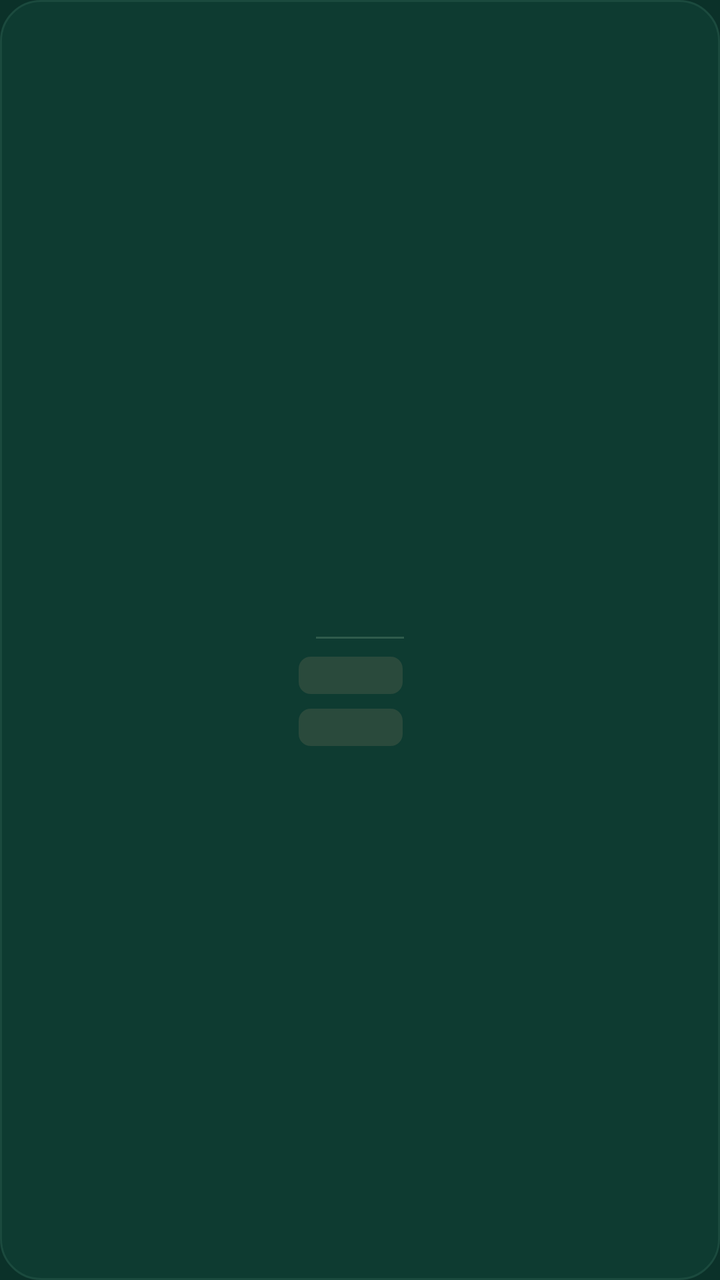
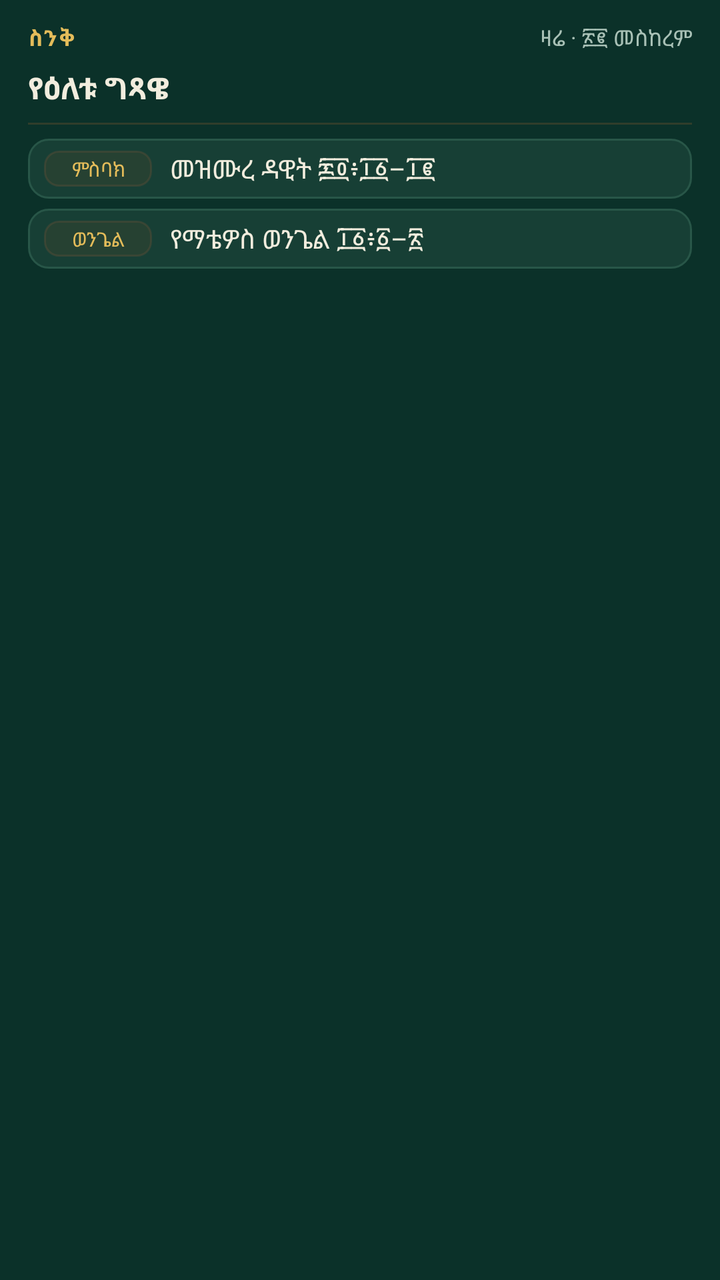

Two renders of the same Android screen: before a commit and after it. Below are the layout's source before the change and the commit's diff.
<!-- AndroidManifest.xml: application theme Theme.Agpeya -->
<!-- res/layout/widget_gitsawe_page.xml -->
<?xml version="1.0" encoding="utf-8"?>
<LinearLayout xmlns:android="http://schemas.android.com/apk/res/android"
    android:id="@+id/widget_page_root"
    android:layout_width="match_parent"
    android:layout_height="match_parent"
    android:orientation="vertical"
    android:gravity="center"
    android:background="@drawable/widget_background"
    android:paddingStart="14dp"
    android:paddingEnd="14dp"
    android:paddingTop="12dp"
    android:paddingBottom="12dp">

    
    <TextView
        android:id="@+id/widget_date"
        android:layout_width="match_parent"
        android:layout_height="wrap_content"
        android:gravity="center"
        android:textColor="#E4BC5A"
        android:textSize="12sp"
        android:letterSpacing="0.04"
        android:maxLines="1"
        android:ellipsize="end" />

    
    <TextView
        android:id="@+id/widget_title"
        android:layout_width="match_parent"
        android:layout_height="wrap_content"
        android:layout_marginTop="5dp"
        android:gravity="center"
        android:textColor="#F2EDDE"
        android:textSize="16sp"
        android:textStyle="bold"
        android:lineSpacingMultiplier="1.1"
        android:maxLines="2"
        android:ellipsize="end" />

    
    <ImageView
        android:id="@+id/widget_rule"
        android:layout_width="44dp"
        android:layout_height="1dp"
        android:layout_marginTop="9dp"
        android:layout_marginBottom="9dp"
        android:contentDescription="@null"
        android:background="#2F5B4C" />

    
    <LinearLayout
        android:id="@+id/widget_row_1"
        android:layout_width="wrap_content"
        android:layout_height="wrap_content"
        android:orientation="horizontal"
        android:gravity="center_vertical"
        android:baselineAligned="false">

        <TextView
            android:id="@+id/widget_role_1"
            android:layout_width="52dp"
            android:layout_height="wrap_content"
            android:background="@drawable/widget_role_chip"
            android:gravity="center"
            android:paddingTop="2dp"
            android:paddingBottom="2dp"
            android:textColor="#E4BC5A"
            android:textSize="11sp"
            android:maxLines="1" />

        <TextView
            android:id="@+id/widget_ref_1"
            android:layout_width="wrap_content"
            android:layout_height="wrap_content"
            android:layout_marginStart="9dp"
            android:textColor="#F2EDDE"
            android:textSize="14sp"
            android:maxLines="1"
            android:ellipsize="end" />
    </LinearLayout>

    <LinearLayout
        android:id="@+id/widget_row_2"
        android:layout_width="wrap_content"
        android:layout_height="wrap_content"
        android:orientation="horizontal"
        android:gravity="center_vertical"
        android:layout_marginTop="7dp"
        android:baselineAligned="false">

        <TextView
            android:id="@+id/widget_role_2"
            android:layout_width="52dp"
            android:layout_height="wrap_content"
            android:background="@drawable/widget_role_chip"
            android:gravity="center"
            android:paddingTop="2dp"
            android:paddingBottom="2dp"
            android:textColor="#E4BC5A"
            android:textSize="11sp"
            android:maxLines="1" />

        <TextView
            android:id="@+id/widget_ref_2"
            android:layout_width="wrap_content"
            android:layout_height="wrap_content"
            android:layout_marginStart="9dp"
            android:textColor="#F2EDDE"
            android:textSize="14sp"
            android:maxLines="1"
            android:ellipsize="end" />
    </LinearLayout>

    
    <TextView
        android:id="@+id/widget_kidase"
        android:layout_width="match_parent"
        android:layout_height="wrap_content"
        android:layout_marginTop="9dp"
        android:gravity="center"
        android:textColor="#9DBBAD"
        android:textSize="11sp"
        android:maxLines="1"
        android:ellipsize="end"
        android:visibility="gone" />

    
    <TextView
        android:id="@+id/widget_empty"
        android:layout_width="match_parent"
        android:layout_height="wrap_content"
        android:gravity="center"
        android:textColor="#9DBBAD"
        android:textSize="13sp"
        android:visibility="gone" />

    
    <TextView
        android:id="@+id/widget_cta"
        android:layout_width="wrap_content"
        android:layout_height="wrap_content"
        android:layout_marginTop="8dp"
        android:textColor="#E4BC5A"
        android:textSize="11sp"
        android:maxLines="1"
        android:visibility="gone" />

    
    <LinearLayout
        android:id="@+id/widget_dots"
        android:layout_width="wrap_content"
        android:layout_height="wrap_content"
        android:orientation="horizontal"
        android:layout_marginTop="5dp"
        android:visibility="gone">

        <TextView
            android:id="@+id/widget_dot_1"
            android:layout_width="wrap_content"
            android:layout_height="wrap_content"
            android:text="@string/widget_page_dot"
            android:textSize="11sp" />

        <TextView
            android:id="@+id/widget_dot_2"
            android:layout_width="wrap_content"
            android:layout_height="wrap_content"
            android:layout_marginStart="5dp"
            android:text="@string/widget_page_dot"
            android:textSize="11sp" />
    </LinearLayout>
</LinearLayout>
<!-- resources referenced by this layout -->
<resources>
  <!-- drawable widget_background (drawable) -->
  <?xml version="1.0" encoding="utf-8"?>
  <shape xmlns:android="http://schemas.android.com/apk/res/android"
      android:shape="rectangle">
      <solid android:color="#0E3B31" />
      <stroke
          android:width="1dp"
          android:color="#1B4A3E" />
      <corners android:radius="20dp" />
  </shape>
  <!-- drawable widget_role_chip (drawable) -->
  <?xml version="1.0" encoding="utf-8"?>
  <shape xmlns:android="http://schemas.android.com/apk/res/android"
      android:shape="rectangle">
      <solid android:color="#2A4A3C" />
      <corners android:radius="6dp" />
  </shape>
  <string name="widget_page_dot" translatable="false">●</string>
  <style name="Theme.Agpeya" parent="android:Theme.Material.NoActionBar">
          <item name="android:windowBackground">#0B3129</item>
      </style>
</resources>

<!-- the commit's change to res/layout/widget_gitsawe_page.xml (unified diff, before → after) -->
@@ -4,34 +4,51 @@
     android:layout_width="match_parent"
     android:layout_height="match_parent"
     android:orientation="vertical"
-    android:gravity="center"
-    android:background="@drawable/widget_background"
+    android:gravity="center_horizontal"
+    android:background="@android:color/transparent"
     android:paddingStart="14dp"
     android:paddingEnd="14dp"
-    android:paddingTop="12dp"
-    android:paddingBottom="12dp">
-
-    
-    <TextView
-        android:id="@+id/widget_date"
-        android:layout_width="match_parent"
-        android:layout_height="wrap_content"
-        android:gravity="center"
-        android:textColor="#E4BC5A"
-        android:textSize="12sp"
-        android:letterSpacing="0.04"
-        android:maxLines="1"
-        android:ellipsize="end" />
+    android:paddingTop="11dp"
+    android:paddingBottom="10dp">
+
+    <LinearLayout
+        android:layout_width="match_parent"
+        android:layout_height="wrap_content"
+        android:orientation="horizontal"
+        android:gravity="center_vertical">
+
+        <TextView
+            android:layout_width="wrap_content"
+            android:layout_height="wrap_content"
+            android:text="ስንቅ"
+            android:textColor="#E4BC5A"
+            android:textSize="11sp"
+            android:textStyle="bold"
+            android:letterSpacing="0.08" />
+
+        <TextView
+            android:id="@+id/widget_date"
+            android:layout_width="0dp"
+            android:layout_height="wrap_content"
+            android:layout_weight="1"
+            android:gravity="end"
+            android:text="ዛሬ · ፳፪ መስከረም"
+            android:textColor="#A9C1B6"
+            android:textSize="11sp"
+            android:maxLines="1"
+            android:ellipsize="end" />
+    </LinearLayout>
 
     
     <TextView
         android:id="@+id/widget_title"
         android:layout_width="match_parent"
         android:layout_height="wrap_content"
-        android:layout_marginTop="5dp"
-        android:gravity="center"
+        android:layout_marginTop="7dp"
+        android:gravity="start"
+        android:text="የዕለቱ ግጻዌ"
         android:textColor="#F2EDDE"
-        android:textSize="16sp"
+        android:textSize="15sp"
         android:textStyle="bold"
         android:lineSpacingMultiplier="1.1"
         android:maxLines="2"
@@ -40,73 +57,81 @@
     
     <ImageView
         android:id="@+id/widget_rule"
-        android:layout_width="44dp"
+        android:layout_width="match_parent"
         android:layout_height="1dp"
-        android:layout_marginTop="9dp"
-        android:layout_marginBottom="9dp"
+        android:layout_marginTop="7dp"
+        android:layout_marginBottom="7dp"
         android:contentDescription="@null"
-        android:background="#2F5B4C" />
+        android:background="#5C72532F" />
 
     
     <LinearLayout
         android:id="@+id/widget_row_1"
-        android:layout_width="wrap_content"
+        android:layout_width="match_parent"
         android:layout_height="wrap_content"
         android:orientation="horizontal"
         android:gravity="center_vertical"
+        android:background="@drawable/widget_reading_row"
         android:baselineAligned="false">
 
         <TextView
             android:id="@+id/widget_role_1"
-            android:layout_width="52dp"
+            android:layout_width="54dp"
             android:layout_height="wrap_content"
             android:background="@drawable/widget_role_chip"
             android:gravity="center"
             android:paddingTop="2dp"
             android:paddingBottom="2dp"
             android:textColor="#E4BC5A"
-            android:textSize="11sp"
+            android:text="ምስባክ"
+            android:textSize="10sp"
             android:maxLines="1" />
 
         <TextView
             android:id="@+id/widget_ref_1"
-            android:layout_width="wrap_content"
+            android:layout_width="0dp"
+            android:layout_weight="1"
             android:layout_height="wrap_content"
             android:layout_marginStart="9dp"
             android:textColor="#F2EDDE"
-            android:textSize="14sp"
+            android:text="መዝሙረ ዳዊት ፷፬፥፲፩–፲፪"
+            android:textSize="13sp"
             android:maxLines="1"
             android:ellipsize="end" />
     </LinearLayout>
 
     <LinearLayout
         android:id="@+id/widget_row_2"
-        android:layout_width="wrap_content"
+        android:layout_width="match_parent"
         android:layout_height="wrap_content"
         android:orientation="horizontal"
         android:gravity="center_vertical"
-        android:layout_marginTop="7dp"
+        android:layout_marginTop="5dp"
+        android:background="@drawable/widget_reading_row"
         android:baselineAligned="false">
 
         <TextView
             android:id="@+id/widget_role_2"
-            android:layout_width="52dp"
+            android:layout_width="54dp"
             android:layout_height="wrap_content"
             android:background="@drawable/widget_role_chip"
             android:gravity="center"
             android:paddingTop="2dp"
             android:paddingBottom="2dp"
             android:textColor="#E4BC5A"
-            android:textSize="11sp"
+            android:text="ወንጌል"
+            android:textSize="10sp"
             android:maxLines="1" />
 
         <TextView
             android:id="@+id/widget_ref_2"
-            android:layout_width="wrap_content"
+            android:layout_width="0dp"
+            android:layout_weight="1"
             android:layout_height="wrap_content"
             android:layout_marginStart="9dp"
             android:textColor="#F2EDDE"
-            android:textSize="14sp"
+            android:text="የማቴዎስ ወንጌል ፲፩፥፩–፳"
+            android:textSize="13sp"
             android:maxLines="1"
             android:ellipsize="end" />
     </LinearLayout>
@@ -116,10 +141,10 @@
         android:id="@+id/widget_kidase"
         android:layout_width="match_parent"
         android:layout_height="wrap_content"
-        android:layout_marginTop="9dp"
-        android:gravity="center"
+        android:layout_marginTop="6dp"
+        android:gravity="start"
         android:textColor="#9DBBAD"
-        android:textSize="11sp"
+        android:textSize="10sp"
         android:maxLines="1"
         android:ellipsize="end"
         android:visibility="gone" />
@@ -129,7 +154,7 @@
         android:id="@+id/widget_empty"
         android:layout_width="match_parent"
         android:layout_height="wrap_content"
-        android:gravity="center"
+        android:gravity="start"
         android:textColor="#9DBBAD"
         android:textSize="13sp"
         android:visibility="gone" />
@@ -139,9 +164,12 @@
         android:id="@+id/widget_cta"
         android:layout_width="wrap_content"
         android:layout_height="wrap_content"
-        android:layout_marginTop="8dp"
+        android:layout_marginTop="7dp"
+        android:background="@drawable/widget_footer"
         android:textColor="#E4BC5A"
-        android:textSize="11sp"
+        android:text="ግጻዌውን ያንብቡ  →"
+        android:textStyle="bold"
+        android:textSize="10sp"
         android:maxLines="1"
         android:visibility="gone" />
 
@@ -151,7 +179,7 @@
         android:layout_width="wrap_content"
         android:layout_height="wrap_content"
         android:orientation="horizontal"
-        android:layout_marginTop="5dp"
+        android:layout_marginTop="4dp"
         android:visibility="gone">
 
         <TextView
<!-- resource entries referenced after the edit -->
@@ -1,21 +1,29 @@
 <!-- resources referenced by this layout -->
 <resources>
-  <!-- drawable widget_background (drawable) -->
+  <!-- drawable widget_footer (drawable) -->
   <?xml version="1.0" encoding="utf-8"?>
   <shape xmlns:android="http://schemas.android.com/apk/res/android"
       android:shape="rectangle">
-      <solid android:color="#0E3B31" />
-      <stroke
-          android:width="1dp"
-          android:color="#1B4A3E" />
-      <corners android:radius="20dp" />
+      <solid android:color="#203F35" />
+      <corners android:radius="9dp" />
+      <padding android:left="10dp" android:top="5dp" android:right="10dp" android:bottom="5dp" />
+  </shape>
+  <!-- drawable widget_reading_row (drawable) -->
+  <?xml version="1.0" encoding="utf-8"?>
+  <shape xmlns:android="http://schemas.android.com/apk/res/android"
+      android:shape="rectangle">
+      <solid android:color="#173F35" />
+      <stroke android:width="1dp" android:color="#285648" />
+      <corners android:radius="10dp" />
+      <padding android:left="8dp" android:top="6dp" android:right="8dp" android:bottom="6dp" />
   </shape>
   <!-- drawable widget_role_chip (drawable) -->
   <?xml version="1.0" encoding="utf-8"?>
   <shape xmlns:android="http://schemas.android.com/apk/res/android"
       android:shape="rectangle">
-      <solid android:color="#2A4A3C" />
-      <corners android:radius="6dp" />
+      <solid android:color="#3A594829" />
+      <stroke android:width="1dp" android:color="#5272533A" />
+      <corners android:radius="7dp" />
   </shape>
   <string name="widget_page_dot" translatable="false">●</string>
   <style name="Theme.Agpeya" parent="android:Theme.Material.NoActionBar">
